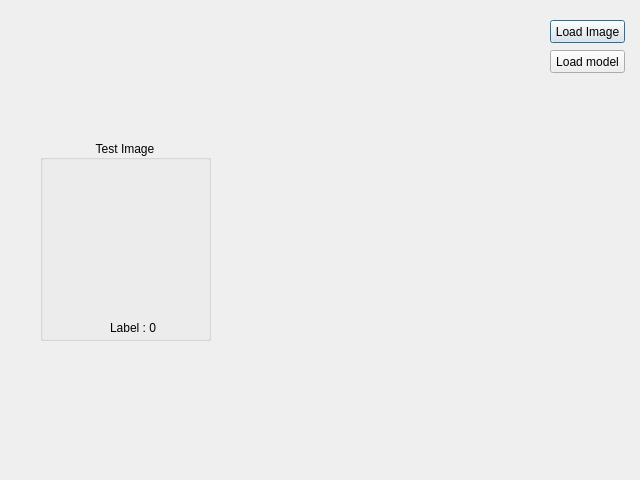
This is PalmNet.ui in VuGiaHuy-0808/PalmNet-GUI as Qt 5 draws it before an edit. The edited form follows.
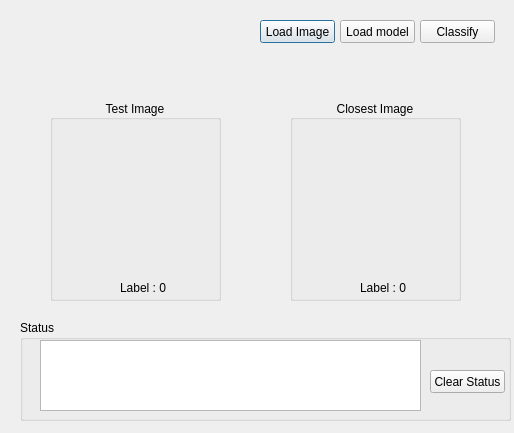
This is the edited form.

What changed in the file:
```diff
--- a/PalmNet.ui
+++ b/PalmNet.ui
@@ -6,8 +6,8 @@
    <rect>
     <x>0</x>
     <y>0</y>
-    <width>640</width>
-    <height>480</height>
+    <width>514</width>
+    <height>433</height>
    </rect>
   </property>
   <property name="contextMenuPolicy">
@@ -19,7 +19,7 @@
   <widget class="QPushButton" name="loadImgBtn">
    <property name="geometry">
     <rect>
-     <x>550</x>
+     <x>260</x>
      <y>20</y>
      <width>75</width>
      <height>23</height>
@@ -54,8 +54,8 @@
   <widget class="QGroupBox" name="testGroupBox">
    <property name="geometry">
     <rect>
-     <x>40</x>
-     <y>140</y>
+     <x>50</x>
+     <y>100</y>
      <width>171</width>
      <height>201</height>
     </rect>
@@ -99,8 +99,8 @@
   <widget class="QPushButton" name="loadModel">
    <property name="geometry">
     <rect>
-     <x>550</x>
-     <y>50</y>
+     <x>340</x>
+     <y>20</y>
      <width>75</width>
      <height>23</height>
     </rect>
@@ -109,6 +109,100 @@
     <string>Load model</string>
    </property>
   </widget>
+  <widget class="QGroupBox" name="statusGroupBox">
+   <property name="geometry">
+    <rect>
+     <x>20</x>
+     <y>320</y>
+     <width>491</width>
+     <height>101</height>
+    </rect>
+   </property>
+   <property name="title">
+    <string>Status</string>
+   </property>
+   <widget class="QTextEdit" name="statusTextEdit">
+    <property name="geometry">
+     <rect>
+      <x>20</x>
+      <y>20</y>
+      <width>381</width>
+      <height>71</height>
+     </rect>
+    </property>
+   </widget>
+   <widget class="QPushButton" name="clearStatusBtn">
+    <property name="geometry">
+     <rect>
+      <x>410</x>
+      <y>50</y>
+      <width>75</width>
+      <height>23</height>
+     </rect>
+    </property>
+    <property name="text">
+     <string>Clear Status</string>
+    </property>
+   </widget>
+  </widget>
+  <widget class="QGroupBox" name="resultGroupBox">
+   <property name="geometry">
+    <rect>
+     <x>290</x>
+     <y>100</y>
+     <width>171</width>
+     <height>201</height>
+    </rect>
+   </property>
+   <property name="title">
+    <string>Closest Image</string>
+   </property>
+   <property name="alignment">
+    <set>Qt::AlignCenter</set>
+   </property>
+   <widget class="QLabel" name="outputLabel">
+    <property name="geometry">
+     <rect>
+      <x>70</x>
+      <y>180</y>
+      <width>51</width>
+      <height>16</height>
+     </rect>
+    </property>
+    <property name="text">
+     <string>Label : 0</string>
+    </property>
+   </widget>
+   <widget class="QLabel" name="refPic">
+    <property name="geometry">
+     <rect>
+      <x>10</x>
+      <y>30</y>
+      <width>151</width>
+      <height>141</height>
+     </rect>
+    </property>
+    <property name="text">
+     <string/>
+    </property>
+    <property name="scaledContents">
+     <bool>true</bool>
+    </property>
+   </widget>
+  </widget>
+  <widget class="QPushButton" name="classifyBtn">
+   <property name="geometry">
+    <rect>
+     <x>420</x>
+     <y>20</y>
+     <width>75</width>
+     <height>23</height>
+    </rect>
+   </property>
+   <property name="text">
+    <string>Classify</string>
+   </property>
+  </widget>
  </widget>
  <resources/>
  <connections/>
```
Left out of the diff: 4 changed lines with no effect on the pictures.
